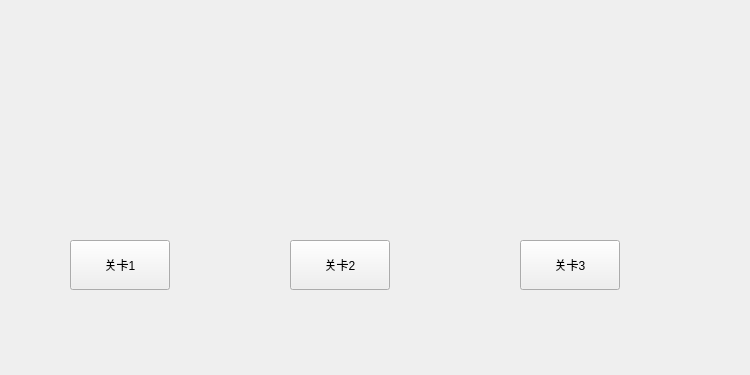
Qt form startfrom.ui (shenjinxi-ops/-1) before a commit.
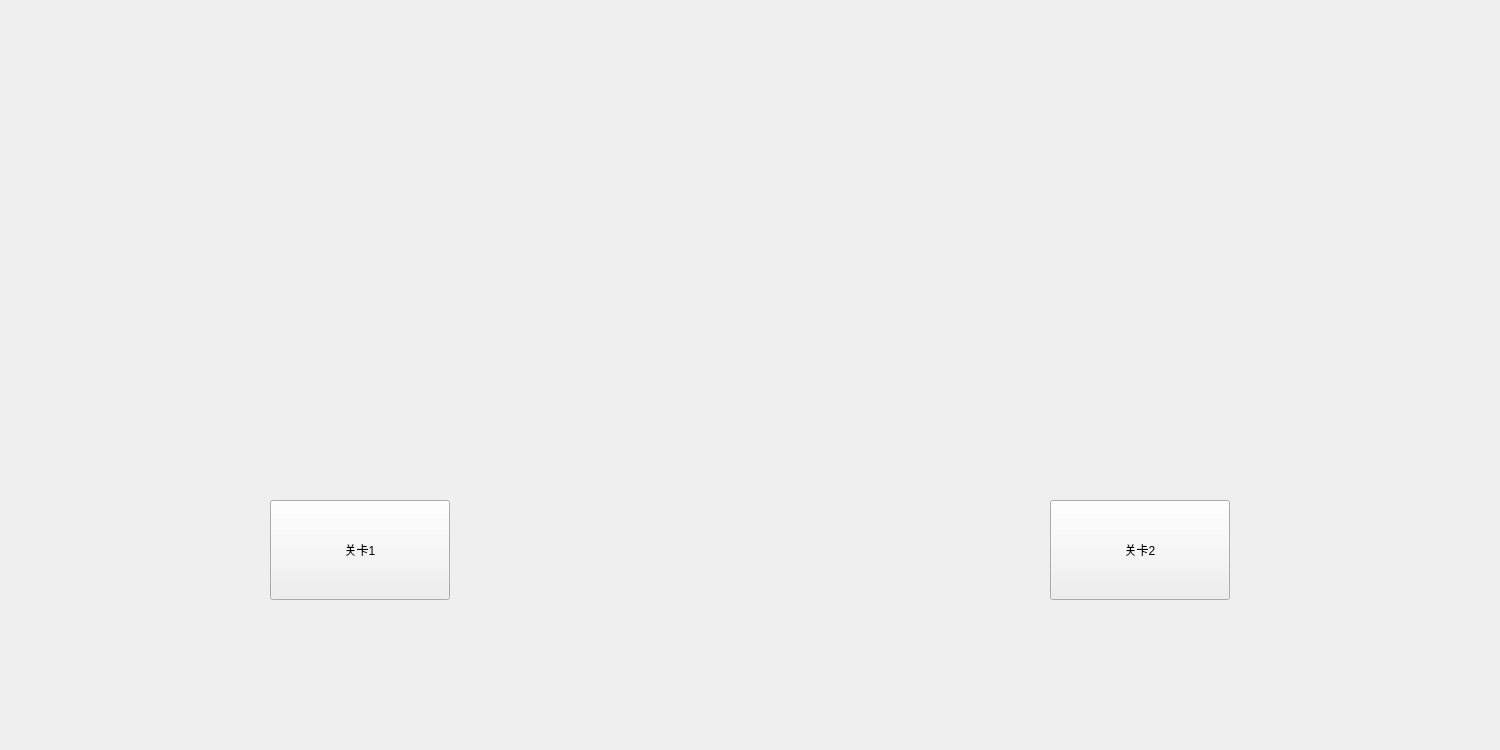
The same form after that commit.

Diff of the .ui file:
```diff
--- a/startfrom.ui
+++ b/startfrom.ui
@@ -6,8 +6,8 @@
    <rect>
     <x>0</x>
     <y>0</y>
-    <width>750</width>
-    <height>375</height>
+    <width>1500</width>
+    <height>750</height>
    </rect>
   </property>
   <property name="windowTitle">
@@ -16,10 +16,10 @@
   <widget class="QPushButton" name="pushButton">
    <property name="geometry">
     <rect>
-     <x>70</x>
-     <y>240</y>
-     <width>100</width>
-     <height>50</height>
+     <x>270</x>
+     <y>500</y>
+     <width>180</width>
+     <height>100</height>
     </rect>
    </property>
    <property name="text">
@@ -29,29 +29,16 @@
   <widget class="QPushButton" name="pushButton_2">
    <property name="geometry">
     <rect>
-     <x>290</x>
-     <y>240</y>
-     <width>100</width>
-     <height>50</height>
+     <x>1050</x>
+     <y>500</y>
+     <width>180</width>
+     <height>100</height>
     </rect>
    </property>
    <property name="text">
     <string>关卡2</string>
    </property>
   </widget>
-  <widget class="QPushButton" name="pushButton_3">
-   <property name="geometry">
-    <rect>
-     <x>520</x>
-     <y>240</y>
-     <width>100</width>
-     <height>50</height>
-    </rect>
-   </property>
-   <property name="text">
-    <string>关卡3</string>
-   </property>
-  </widget>
  </widget>
  <resources/>
  <connections/>
```
